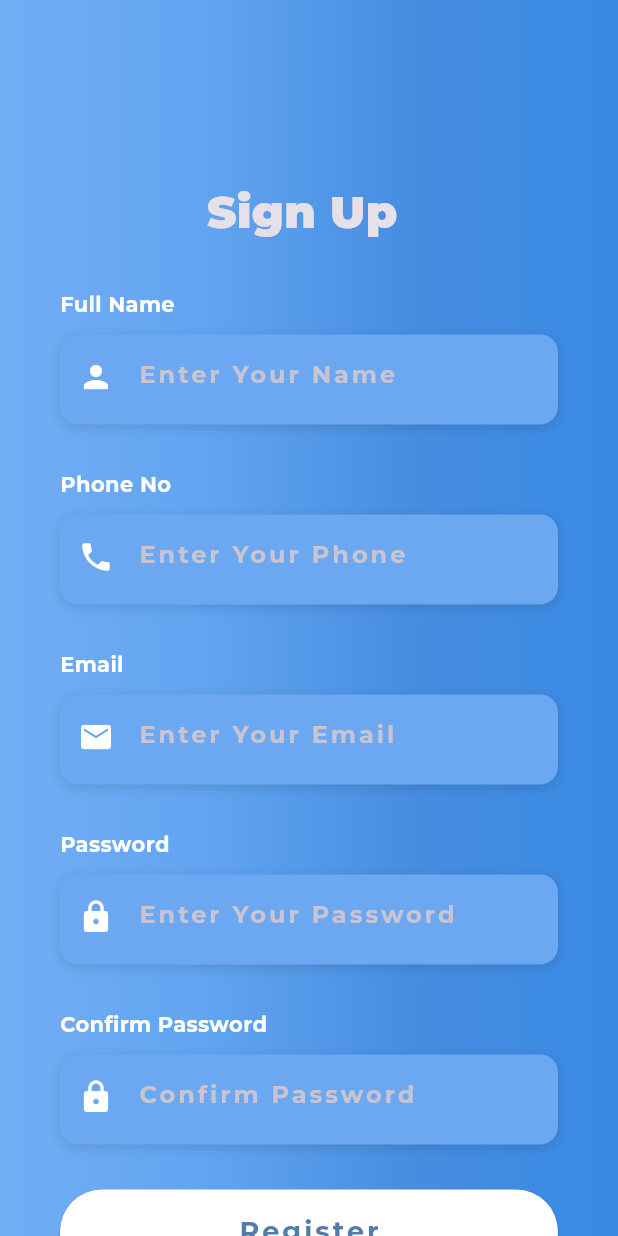
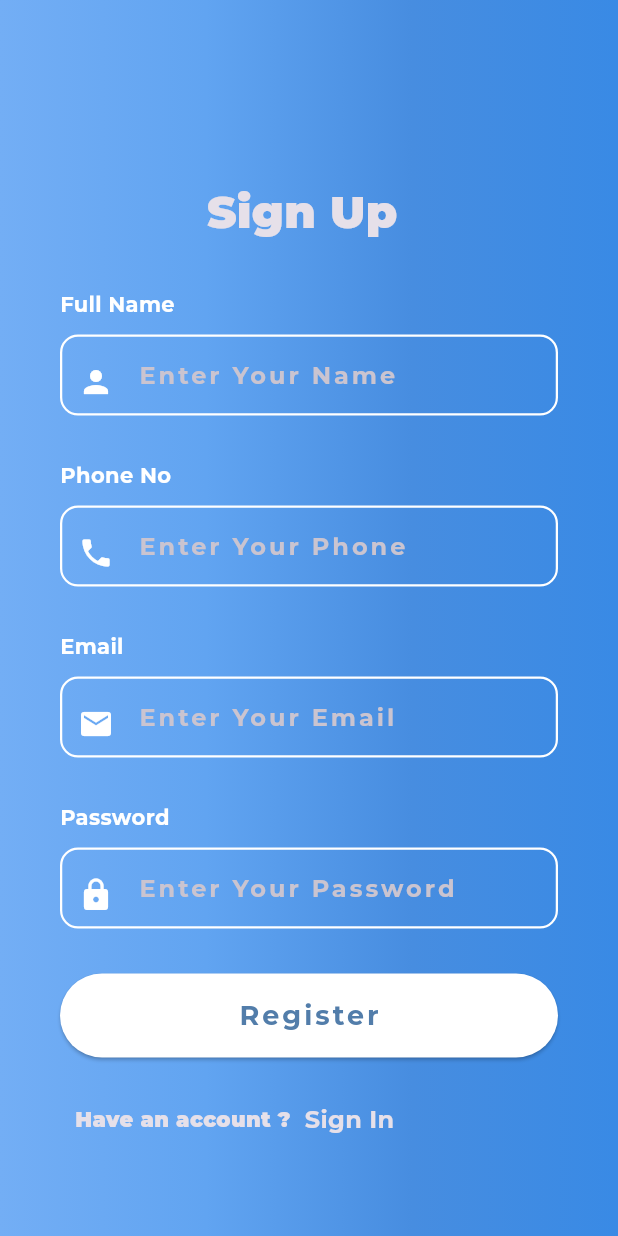
Before and after one commit to AhmedBelal31/Chat-App-With-Firebase, a Flutter app: the screen it shows after launch, after a tap on "Sign Up", on a phone screen of 412 x 824 dp. Run offline on Flutter 3.47's test engine with Material 3 defaults, Android fonts, the phone set to English and light mode, and no system bars; our stand-ins replace firebase_auth, firebase_core, google_fonts; accounts and stored records are empty; generated files the repository leaves out were written again; network calls fail.

Commit message:
Validate TextFormField

```diff
--- a/lib/presentation/screens/login_screen.dart
+++ b/lib/presentation/screens/login_screen.dart
@@ -1,3 +1,4 @@
+import 'package:firebase_auth/firebase_auth.dart';
 import 'package:flutter/material.dart';
 import '../../constants.dart';
 import 'functions/build_forget_password.dart';
@@ -17,6 +18,8 @@ class LoginScreen extends StatefulWidget {
 
 class _LoginScreenState extends State<LoginScreen> {
   bool rememberMe = false;
+  TextEditingController emailController = TextEditingController();
+  TextEditingController passwordController = TextEditingController();
   final scaffoldDecoration = const BoxDecoration(
     gradient: LinearGradient(colors: [
       Color(0xFF73AEF5),
@@ -58,6 +61,7 @@ class _LoginScreenState extends State<LoginScreen> {
                   ),
                   defaultSizedBox(),
                   CustomTextFormField(
+                    controller: emailController,
                     labelText: 'Email',
                     hintText: 'Enter Your Email ',
                     prefixIcon: Icons.email,
@@ -65,6 +69,7 @@ class _LoginScreenState extends State<LoginScreen> {
                   ),
                   defaultSizedBox(),
                   CustomTextFormField(
+                    controller: passwordController,
                     labelText: 'Password',
                     hintText: 'Enter Your Password ',
                     prefixIcon: Icons.lock,
@@ -74,7 +79,15 @@ class _LoginScreenState extends State<LoginScreen> {
                   buildForgetPassword(),
                   buildRememberMeCheckBox(),
                   const SizedBox(height: 15),
-                  CustomButton(text: 'LOGIN', onPressed: () {}),
+                  CustomButton(
+                    text: 'LOGIN',
+                    onPressed: () async {
+                      var user = await FirebaseAuth.instance.signInWithEmailAndPassword(
+                        email: emailController.text,
+                        password: passwordController.text,
+                      );
+                    },
+                  ),
                   defaultSizedBox(height: 15),
                   buildSignInWithText(),
                   defaultSizedBox(),
--- a/lib/presentation/screens/register_screen.dart
+++ b/lib/presentation/screens/register_screen.dart
@@ -1,3 +1,4 @@
+import 'package:firebase_auth/firebase_auth.dart';
 import 'package:flutter/material.dart';
 import '../../constants.dart';
 import 'functions/build_sign_up.dart';
@@ -14,13 +15,23 @@ class RegisterScreen extends StatefulWidget {
 
 class _LoginScreenUIState extends State<RegisterScreen> {
   bool rememberMe = false;
+
+  var formKey = GlobalKey<FormState>();
+  TextEditingController nameController = TextEditingController();
+  TextEditingController phoneController = TextEditingController();
+  TextEditingController emailController = TextEditingController();
+  TextEditingController passwordController = TextEditingController();
+  AutovalidateMode autoValidateMode = AutovalidateMode.disabled;
+
   final scaffoldDecoration = const BoxDecoration(
-    gradient: LinearGradient(colors: [
+    gradient: LinearGradient(
+      colors: [
         Color(0xFF73AEF5),
         Color(0xFF61A4F1),
         Color(0xFF478DE0),
         Color(0xFF398AE5),
-    ]),
+      ],
+    ),
   );
 
   @override
@@ -40,6 +51,8 @@ class _LoginScreenUIState extends State<RegisterScreen> {
                 horizontal: 40,
                 vertical: 120,
               ),
+              child: Form(
+                key: formKey,
                 child: Column(
                   crossAxisAlignment: CrossAxisAlignment.start,
                   children: [
@@ -55,17 +68,35 @@ class _LoginScreenUIState extends State<RegisterScreen> {
                     ),
                     defaultSizedBox(),
                     CustomTextFormField(
+                      controller: nameController,
+                      autoValidateMode: autoValidateMode,
                       labelText: 'Full Name',
                       hintText: 'Enter Your Name ',
                       prefixIcon: Icons.person,
                       keyboardType: TextInputType.name,
+                      validator: (value) {
+                        if (value?.isEmpty ?? true) {
+                          return 'Name required';
+                        } else {
+                          return null;
+                        }
+                      },
                     ),
                     defaultSizedBox(),
                     CustomTextFormField(
+                      controller: phoneController,
+                      autoValidateMode: autoValidateMode,
                       labelText: 'Phone No',
                       hintText: 'Enter Your Phone ',
                       prefixIcon: Icons.phone,
                       keyboardType: TextInputType.phone,
+                      validator: (value) {
+                        if (value?.isEmpty ?? true) {
+                          return 'Phone required';
+                        } else {
+                          return null;
+                        }
+                      },
                     ),
                     defaultSizedBox(),
                     CustomTextFormField(
@@ -73,24 +104,60 @@ class _LoginScreenUIState extends State<RegisterScreen> {
                       hintText: 'Enter Your Email ',
                       prefixIcon: Icons.email,
                       keyboardType: TextInputType.emailAddress,
+                      controller: emailController,
+                      autoValidateMode: autoValidateMode,
+                      validator: (value) {
+                        if (value?.isEmpty ?? true) {
+                          return 'Email required';
+                        } else {
+                          return null;
+                        }
+                      },
                     ),
                     defaultSizedBox(),
                     CustomTextFormField(
+                      controller: passwordController,
                       labelText: 'Password',
                       hintText: 'Enter Your Password ',
                       prefixIcon: Icons.lock,
                       obscureText: true,
+                      autoValidateMode: autoValidateMode,
+                      validator: (value) {
+                        if (value?.isEmpty ?? true) {
+                          return 'Password required';
+                        } else {
+                          return null;
+                        }
+                      },
                     ),
+                    // defaultSizedBox(),
+                    // CustomTextFormField(
+                    //   controller: passwordController,
+                    //   labelText: 'Confirm Password',
+                    //   hintText: 'Confirm Password ',
+                    //   prefixIcon: Icons.lock,
+                    //   obscureText: true,
+                    //   keyboardType: TextInputType.visiblePassword,
+                    //   validator: (value) {
+                    //    return  value!.isEmpty ? "Please Enter A Value" : value;
+                    //   },
+                    // ),
                     defaultSizedBox(),
-                  CustomTextFormField(
-                    labelText: 'Confirm Password',
-                    hintText: 'Confirm Password ',
-                    prefixIcon: Icons.lock,
-                    obscureText: true,
-                    keyboardType: TextInputType.visiblePassword,
+                    CustomButton(
+                      text: 'Register',
+                      onPressed: () async {
+                        if (formKey.currentState!.validate()) {
+                          UserCredential user = await FirebaseAuth.instance
+                              .createUserWithEmailAndPassword(
+                            email: emailController.text,
+                            password: passwordController.text,
+                          );
+                        } else {
+                          autoValidateMode = AutovalidateMode.always;
+                          setState(() {});
+                        }
+                      },
                     ),
-                  defaultSizedBox(),
-                  CustomButton(text: 'Register', onPressed: () {}),
                     defaultSizedBox(),
                     buildHaveAccount(
                       context,
@@ -99,6 +166,7 @@ class _LoginScreenUIState extends State<RegisterScreen> {
                       page: const LoginScreen(),
                     ),
                   ],
+                ),
               ),
             ),
           ),
--- a/lib/presentation/screens/widgets/custom_text_field.dart
+++ b/lib/presentation/screens/widgets/custom_text_field.dart
@@ -2,24 +2,40 @@ import 'package:flutter/material.dart';
 
 import '../../../constants.dart';
 
+class CustomTextFormField extends StatelessWidget {
 
-class CustomTextFormField extends StatelessWidget {
-  CustomTextFormField(
-      {super.key,
-      required this.labelText,
-      required this.hintText,
-      required this.prefixIcon,
-      this.obscureText,
-      this.keyboardType});
+
+  final TextEditingController controller;
 
   final String labelText;
 
   final String hintText;
 
   final IconData prefixIcon;
-
   final TextInputType? keyboardType;
   final bool? obscureText;
+  String? Function(String?)? validator;
+
+  Function(String)? onChanged;
+
+  Function(String)? onFieldSubmitted;
+  AutovalidateMode? autoValidateMode;
+
+
+  CustomTextFormField({
+    super.key,
+    required this.controller,
+    this.validator,
+    required this.labelText,
+    required this.hintText,
+    required this.prefixIcon,
+    this.obscureText,
+    this.keyboardType,
+    this.onChanged,
+    this.onFieldSubmitted,
+    this.autoValidateMode
+  });
+
 
   final kHintTextStyle = const TextStyle(
     color: Colors.white54,
@@ -50,9 +66,14 @@ class CustomTextFormField extends StatelessWidget {
         ),
         const SizedBox(height: 10),
         Container(
-          decoration: kBoxDecorationStyle,
-          height: 60,
+          // decoration: kBoxDecorationStyle,
+          // height: 50,
           child: TextFormField(
+            controller: controller,
+            onChanged: onChanged,
+            onFieldSubmitted: onFieldSubmitted,
+            validator: validator,
+            autovalidateMode:autoValidateMode,
             style: const TextStyle(
               color: Colors.white,
               fontWeight: FontWeight.bold,
@@ -61,8 +82,16 @@ class CustomTextFormField extends StatelessWidget {
             keyboardType: keyboardType,
             obscureText: obscureText ?? false,
             decoration: InputDecoration(
-              border: InputBorder.none,
-              contentPadding: const EdgeInsets.only(top: 14),
+              // border: InputBorder.none,
+              // contentPadding: const EdgeInsets.only(top: 14 ),
+              enabledBorder: buildOutlineInputBorder(),
+              disabledBorder: buildOutlineInputBorder(),
+              focusedBorder: buildOutlineInputBorder(),
+              border: buildOutlineInputBorder(),
+              errorBorder: buildOutlineInputBorder(color: Colors.red.shade600),
+
+              contentPadding:
+              const EdgeInsets.only(left: 10.0, top: 15.0, bottom: 15.0),
               prefixIcon: Padding(
                 padding: const EdgeInsets.only(top: 9),
                 child: Icon(
@@ -71,6 +100,8 @@ class CustomTextFormField extends StatelessWidget {
                 ),
               ),
               hintText: hintText,
+              errorStyle: const TextStyle(
+                  color: Colors.red, fontWeight: FontWeight.w900),
               hintStyle: const TextStyle(
                 fontWeight: FontWeight.bold,
               ),
@@ -80,4 +111,10 @@ class CustomTextFormField extends StatelessWidget {
       ],
     );
   }
+
+  OutlineInputBorder buildOutlineInputBorder({Color color = Colors.white}) {
+    return OutlineInputBorder(
+        borderSide: BorderSide(color: color, width: 1.5),
+        borderRadius: BorderRadius.circular(12.0));
+  }
 }
```
Lines whose indentation alone changed are shown as unchanged.
